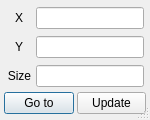
Qt form src/gui/ui/gotoDlg.ui (cunqinglan/OpenROAD_LRF) before a commit.
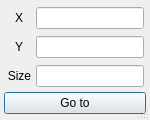
The same form after that commit.

Commit message: gui: remove the update button

Patch:
```diff
--- a/src/gui/ui/gotoDlg.ui
+++ b/src/gui/ui/gotoDlg.ui
@@ -251,22 +251,11 @@
       </layout>
      </item>
      <item>
-      <layout class="QHBoxLayout" name="horizontalLayout_4">
-       <item>
         <widget class="QPushButton" name="gotoBtn">
          <property name="text">
           <string>Go to</string>
          </property>
         </widget>
-       </item>
-       <item>
-        <widget class="QPushButton" name="updateBtn">
-         <property name="text">
-          <string>Update</string>
-         </property>
-        </widget>
-       </item>
-      </layout>
      </item>
     </layout>
    </item>
```
Lines whose indentation alone changed are shown as unchanged. The commit also changes 6 other files.
